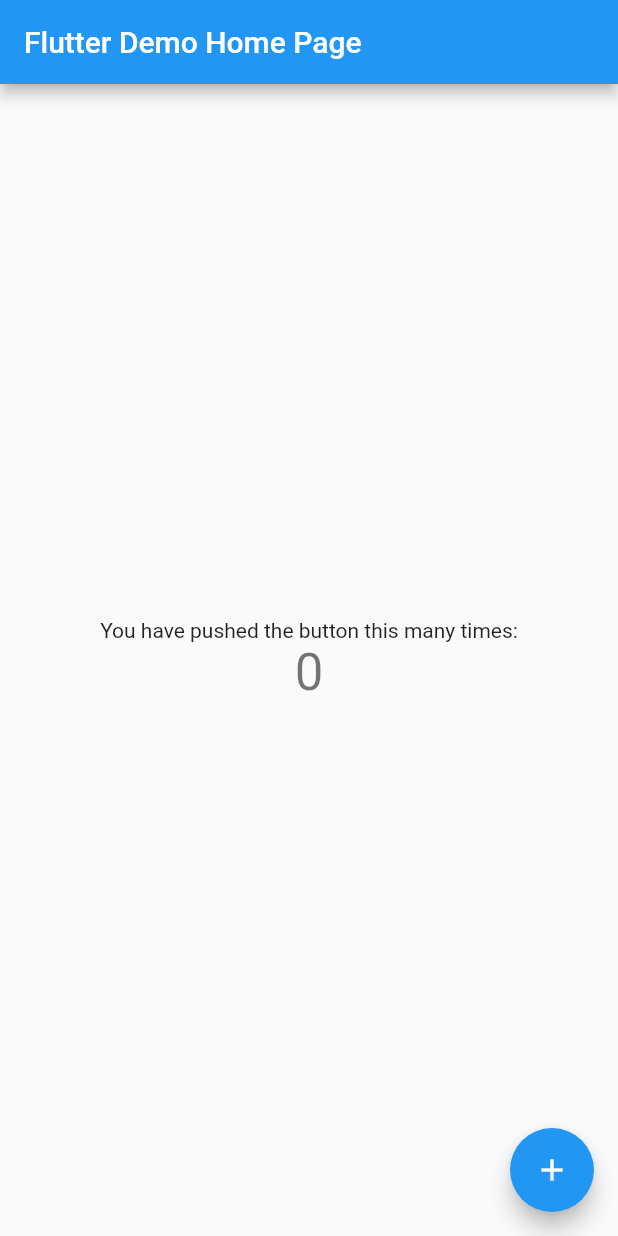
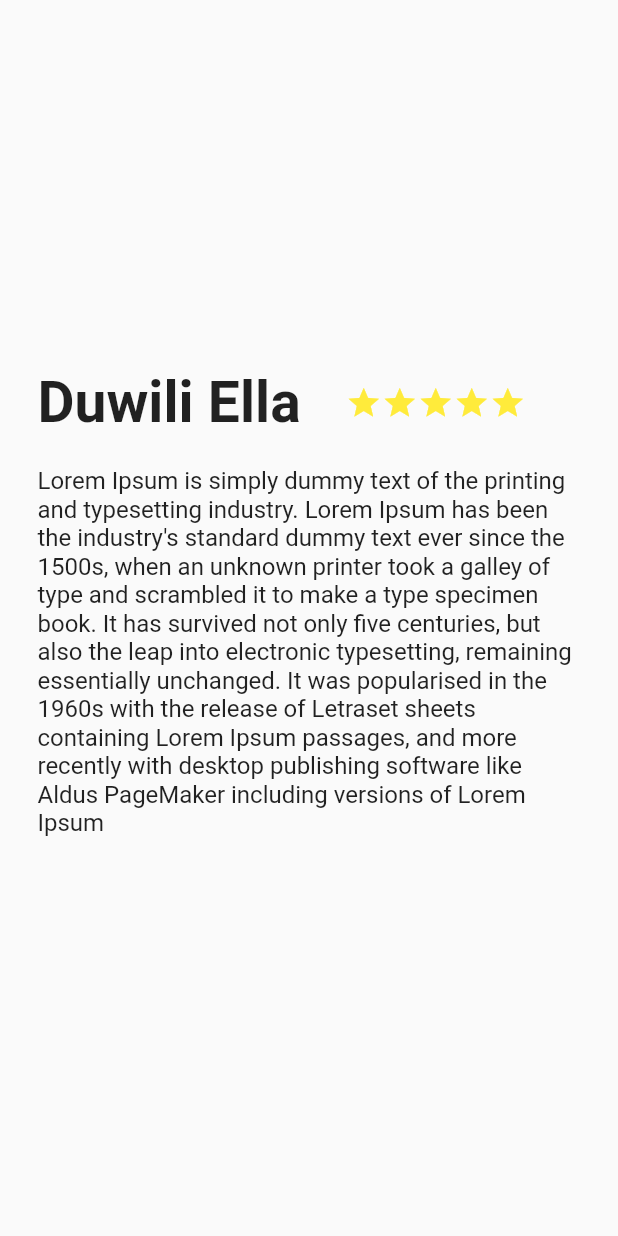
Before and after one commit to nestorsgarzonc/viajes_app, a Flutter app: the screen it shows after launch, on a phone screen of 412 x 824 dp. Run offline on Flutter 3.47's test engine with Material 2 defaults, Android fonts, the phone set to English and light mode, and no system bars.

Commit message:
adding basics

```diff
--- a/lib/main.dart
+++ b/lib/main.dart
@@ -1,111 +1,19 @@
 import 'package:flutter/material.dart';
+import 'package:viajes_app/pages/description_place_page.dart';
 
 void main() => runApp(MyApp());
 
 class MyApp extends StatelessWidget {
-  // This widget is the root of your application.
+  String namePlace="Duwili Ella";
+  int stars=5;
+  String descriptionPlace="Lorem Ipsum is simply dummy text of the printing and typesetting industry. Lorem Ipsum has been the industry's standard dummy text ever since the 1500s, when an unknown printer took a galley of type and scrambled it to make a type specimen book. It has survived not only five centuries, but also the leap into electronic typesetting, remaining essentially unchanged. It was popularised in the 1960s with the release of Letraset sheets containing Lorem Ipsum passages, and more recently with desktop publishing software like Aldus PageMaker including versions of Lorem Ipsum";
   @override
   Widget build(BuildContext context) {
     return MaterialApp(
-      title: 'Flutter Demo',
-      theme: ThemeData(
-        // This is the theme of your application.
-        //
-        // Try running your application with "flutter run". You'll see the
-        // application has a blue toolbar. Then, without quitting the app, try
-        // changing the primarySwatch below to Colors.green and then invoke
-        // "hot reload" (press "r" in the console where you ran "flutter run",
-        // or simply save your changes to "hot reload" in a Flutter IDE).
-        // Notice that the counter didn't reset back to zero; the application
-        // is not restarted.
-        primarySwatch: Colors.blue,
+      title: 'Material App',
+      home: Scaffold(
+        body: DescriptionPage(namePlace, stars, descriptionPlace),
       ),
-      home: MyHomePage(title: 'Flutter Demo Home Page'),
     );
   }
 }
-
-class MyHomePage extends StatefulWidget {
-  MyHomePage({Key key, this.title}) : super(key: key);
-
-  // This widget is the home page of your application. It is stateful, meaning
-  // that it has a State object (defined below) that contains fields that affect
-  // how it looks.
-
-  // This class is the configuration for the state. It holds the values (in this
-  // case the title) provided by the parent (in this case the App widget) and
-  // used by the build method of the State. Fields in a Widget subclass are
-  // always marked "final".
-
-  final String title;
-
-  @override
-  _MyHomePageState createState() => _MyHomePageState();
-}
-
-class _MyHomePageState extends State<MyHomePage> {
-  int _counter = 0;
-
-  void _incrementCounter() {
-    setState(() {
-      // This call to setState tells the Flutter framework that something has
-      // changed in this State, which causes it to rerun the build method below
-      // so that the display can reflect the updated values. If we changed
-      // _counter without calling setState(), then the build method would not be
-      // called again, and so nothing would appear to happen.
-      _counter++;
-    });
-  }
-
-  @override
-  Widget build(BuildContext context) {
-    // This method is rerun every time setState is called, for instance as done
-    // by the _incrementCounter method above.
-    //
-    // The Flutter framework has been optimized to make rerunning build methods
-    // fast, so that you can just rebuild anything that needs updating rather
-    // than having to individually change instances of widgets.
-    return Scaffold(
-      appBar: AppBar(
-        // Here we take the value from the MyHomePage object that was created by
-        // the App.build method, and use it to set our appbar title.
-        title: Text(widget.title),
-      ),
-      body: Center(
-        // Center is a layout widget. It takes a single child and positions it
-        // in the middle of the parent.
-        child: Column(
-          // Column is also a layout widget. It takes a list of children and
-          // arranges them vertically. By default, it sizes itself to fit its
-          // children horizontally, and tries to be as tall as its parent.
-          //
-          // Invoke "debug painting" (press "p" in the console, choose the
-          // "Toggle Debug Paint" action from the Flutter Inspector in Android
-          // Studio, or the "Toggle Debug Paint" command in Visual Studio Code)
-          // to see the wireframe for each widget.
-          //
-          // Column has various properties to control how it sizes itself and
-          // how it positions its children. Here we use mainAxisAlignment to
-          // center the children vertically; the main axis here is the vertical
-          // axis because Columns are vertical (the cross axis would be
-          // horizontal).
-          mainAxisAlignment: MainAxisAlignment.center,
-          children: <Widget>[
-            Text(
-              'You have pushed the button this many times:',
-            ),
-            Text(
-              '$_counter',
-              style: Theme.of(context).textTheme.display1,
-            ),
-          ],
-        ),
-      ),
-      floatingActionButton: FloatingActionButton(
-        onPressed: _incrementCounter,
-        tooltip: 'Increment',
-        child: Icon(Icons.add),
-      ), // This trailing comma makes auto-formatting nicer for build methods.
-    );
-  }
-}
--- /dev/null
+++ b/lib/pages/description_place_page.dart
@@ -0,0 +1,59 @@
+import 'package:flutter/material.dart';
+
+class DescriptionPage extends StatelessWidget {
+  String namePlace;
+  int stars;
+  String descriptionPlace;
+  DescriptionPage(this.namePlace, this.stars, this.descriptionPlace);
+
+  @override
+  Widget build(BuildContext context) {
+    return Container(
+      padding: EdgeInsets.all(25),
+      child: Column(
+        mainAxisAlignment: MainAxisAlignment.center,
+        children: <Widget>[
+          _title(),
+          _description(),
+        ],
+      ),
+    );
+  }
+
+  Widget _description() {
+    return Container(
+      padding: EdgeInsets.symmetric(vertical: 20),
+      child: Text(
+        descriptionPlace,
+        style: TextStyle(color: Colors.black87, fontSize: 16),
+      ),
+    );
+  }
+
+  Widget _title() {
+    return Row(
+      mainAxisAlignment: MainAxisAlignment.start,
+      children: <Widget>[
+        Text(
+          namePlace,
+          style: TextStyle(fontSize: 38, fontWeight: FontWeight.bold),
+        ),
+        SizedBox(
+          width: 30,
+        ),
+        _stars(),
+        _stars(),
+        _stars(),
+        _stars(),
+        _stars(),
+      ],
+    );
+  }
+
+  Widget _stars() {
+    return Icon(
+      Icons.star,
+      color: Colors.yellow,
+    );
+  }
+}
--- /dev/null
+++ b/lib/pages/review.dart
@@ -0,0 +1,24 @@
+import 'package:flutter/material.dart';
+
+class Review extends StatelessWidget {
+  @override
+  Widget build(BuildContext context) {
+    final photo = Container(
+      padding: EdgeInsets.all(20),
+      width: 80,
+      height: 80,
+      decoration: BoxDecoration(
+        shape: BoxShape.circle,
+        image: DecorationImage(
+          image: NetworkImage(
+              "https://media.cnnchile.com/sites/2/2019/08/viajar-a-chile-en-avion-740x430.jpg"),
+              fit: BoxFit.cover,
+        ),
+      ),
+    );
+
+    return Row(
+      children: <Widget>[],
+    );
+  }
+}
--- a/pubspec.yaml
+++ b/pubspec.yaml
@@ -23,7 +23,7 @@ dependencies:
   # The following adds the Cupertino Icons font to your application.
   # Use with the CupertinoIcons class for iOS style icons.
   cupertino_icons: ^0.1.2
-
+  google_fonts: ^0.2.0
 dev_dependencies:
   flutter_test:
     sdk: flutter
```
Also changed, not shown: pubspec.lock.
